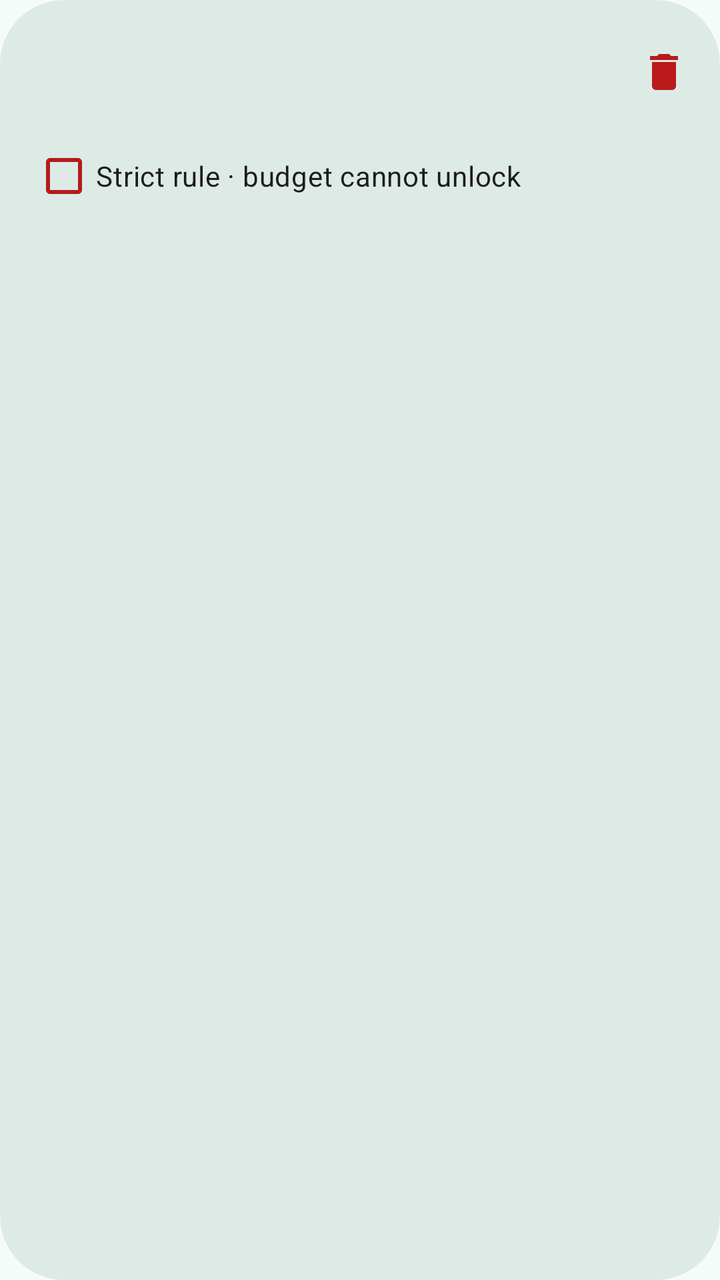
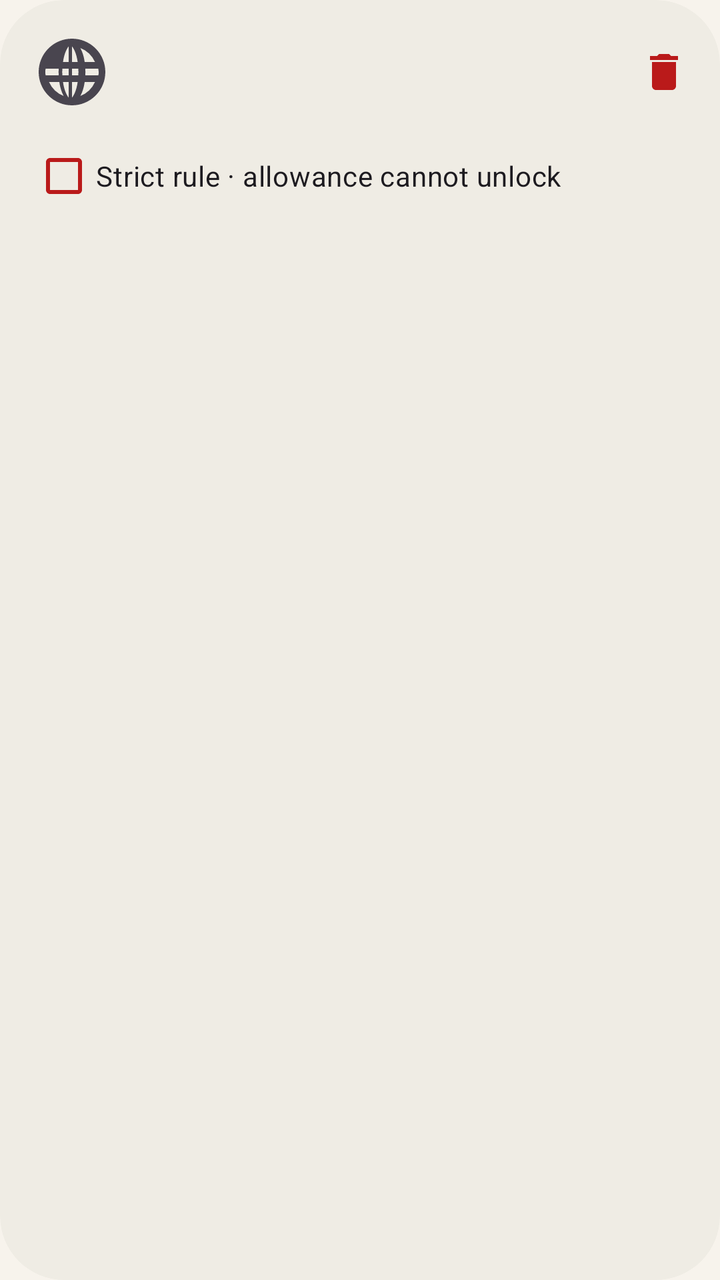

Compare the two renders of this Android layout. The source of the first and the diff that turns it into the second are given below.
<!-- AndroidManifest.xml: application theme Theme.Voward -->
<!-- res/layout/custom_url_rule_item_modern.xml -->
<?xml version="1.0" encoding="utf-8"?>
<com.google.android.material.card.MaterialCardView xmlns:android="http://schemas.android.com/apk/res/android" xmlns:app="http://schemas.android.com/apk/res-auto" style="@style/Widget.ModernHabit.Card" android:layout_width="match_parent" android:layout_height="wrap_content" android:layout_marginBottom="@dimen/spacing_sm" app:cardBackgroundColor="?attr/colorSurfaceVariant">
    <LinearLayout android:layout_width="match_parent" android:layout_height="wrap_content" android:orientation="vertical" android:paddingStart="@dimen/spacing_md" android:paddingEnd="@dimen/spacing_xs" android:paddingTop="@dimen/spacing_sm" android:paddingBottom="@dimen/spacing_sm">
        <LinearLayout android:layout_width="match_parent" android:layout_height="wrap_content" android:minHeight="56dp" android:gravity="center_vertical" android:orientation="horizontal">
            <LinearLayout android:layout_width="0dp" android:layout_height="wrap_content" android:layout_weight="1" android:orientation="vertical">
                <TextView android:id="@+id/url_text" android:layout_width="match_parent" android:layout_height="wrap_content" android:textAppearance="?attr/textAppearanceTitleMedium" />
                <TextView android:id="@+id/url_rule_type" android:layout_width="match_parent" android:layout_height="wrap_content" android:layout_marginTop="@dimen/spacing_xs" android:textAppearance="?attr/textAppearanceBodySmall" android:textColor="?attr/colorOnSurfaceVariant" />
            </LinearLayout>
            <ImageButton android:id="@+id/delete_button" android:layout_width="@dimen/touch_target_min" android:layout_height="@dimen/touch_target_min" android:background="?attr/selectableItemBackgroundBorderless" android:contentDescription="@string/Remove" android:src="@drawable/ic_delete" app:tint="?attr/colorError" />
        </LinearLayout>
        <com.google.android.material.checkbox.MaterialCheckBox android:id="@+id/strict_rule_checkbox" android:layout_width="match_parent" android:layout_height="wrap_content" android:text="@string/strict_rule_row_label" app:buttonTint="?attr/colorError" />
    </LinearLayout>
</com.google.android.material.card.MaterialCardView>
<!-- resources referenced by this layout -->
<resources>
  <dimen name="spacing_md">16dp</dimen>
  <dimen name="spacing_sm">8dp</dimen>
  <dimen name="spacing_xs">4dp</dimen>
  <dimen name="touch_target_min">48dp</dimen>
  <string name="Remove">Remove</string>
  <string name="strict_rule_row_label">Strict rule · budget cannot unlock</string>
  <style name="Widget.ModernHabit.Card" parent="@style/Widget.Voward.Card" />
  <style name="Widget.Voward.Card" parent="Widget.Material3.CardView.Elevated">
          <item name="cardCornerRadius">@dimen/card_corner_radius_large</item>
          <item name="cardElevation">0dp</item>
          <item name="strokeWidth">0dp</item>
      </style>
  <color name="md_primary">#006B5B</color>
  <color name="md_on_primary">#FFFFFF</color>
  <color name="md_primary_container">#A4F2DD</color>
  <color name="md_on_primary_container">#00201A</color>
  <color name="md_secondary">#35656D</color>
  <color name="md_on_secondary">#FFFFFF</color>
  <color name="md_secondary_container">#BCEBF4</color>
  <color name="md_on_secondary_container">#001F24</color>
  <color name="md_tertiary">#8A4F00</color>
  <color name="md_on_tertiary">#FFFFFF</color>
  <color name="md_tertiary_container">#FFDDB8</color>
  <color name="md_on_tertiary_container">#2C1600</color>
  <color name="md_error">#BA1A1A</color>
  <color name="md_on_error">#FFFFFF</color>
  <color name="md_background">#F4FBF8</color>
  <color name="md_on_background">#15201D</color>
  <color name="md_surface">#F4FBF8</color>
  <color name="md_on_surface">#15201D</color>
  <color name="md_surface_variant">#DDEAE5</color>
  <color name="md_on_surface_variant">#3F4945</color>
  <color name="md_outline">#6F7974</color>
  <style name="ShapeAppearance.Voward.Small" parent="ShapeAppearance.Material3.Corner.Medium">
          <item name="cornerSize">14dp</item>
      </style>
  <style name="ShapeAppearance.Voward.Medium" parent="ShapeAppearance.Material3.Corner.Large">
          <item name="cornerSize">22dp</item>
      </style>
  <style name="ShapeAppearance.Voward.Large" parent="ShapeAppearance.Material3.Corner.ExtraLarge">
          <item name="cornerSize">32dp</item>
      </style>
  <dimen name="card_corner_radius_large">32dp</dimen>
  <!-- unchanged entries left out for length: 2 -->
</resources>

<!-- the commit's change to res/layout/custom_url_rule_item_modern.xml (unified diff, before → after) -->
@@ -2,10 +2,12 @@
 <com.google.android.material.card.MaterialCardView xmlns:android="http://schemas.android.com/apk/res/android" xmlns:app="http://schemas.android.com/apk/res-auto" style="@style/Widget.ModernHabit.Card" android:layout_width="match_parent" android:layout_height="wrap_content" android:layout_marginBottom="@dimen/spacing_sm" app:cardBackgroundColor="?attr/colorSurfaceVariant">
     <LinearLayout android:layout_width="match_parent" android:layout_height="wrap_content" android:orientation="vertical" android:paddingStart="@dimen/spacing_md" android:paddingEnd="@dimen/spacing_xs" android:paddingTop="@dimen/spacing_sm" android:paddingBottom="@dimen/spacing_sm">
         <LinearLayout android:layout_width="match_parent" android:layout_height="wrap_content" android:minHeight="56dp" android:gravity="center_vertical" android:orientation="horizontal">
-            <LinearLayout android:layout_width="0dp" android:layout_height="wrap_content" android:layout_weight="1" android:orientation="vertical">
+            <ImageView android:layout_width="40dp" android:layout_height="40dp" android:contentDescription="@null" android:src="@drawable/ic_web" />
+            <LinearLayout android:layout_width="0dp" android:layout_height="wrap_content" android:layout_marginStart="@dimen/spacing_md" android:layout_weight="1" android:orientation="vertical">
                 <TextView android:id="@+id/url_text" android:layout_width="match_parent" android:layout_height="wrap_content" android:textAppearance="?attr/textAppearanceTitleMedium" />
                 <TextView android:id="@+id/url_rule_type" android:layout_width="match_parent" android:layout_height="wrap_content" android:layout_marginTop="@dimen/spacing_xs" android:textAppearance="?attr/textAppearanceBodySmall" android:textColor="?attr/colorOnSurfaceVariant" />
             </LinearLayout>
+            <TextView android:id="@+id/strict_badge" android:layout_width="wrap_content" android:layout_height="wrap_content" android:background="@drawable/bg_status_attention" android:text="@string/strict_badge" android:textAppearance="?attr/textAppearanceLabelSmall" android:textColor="@color/status_warning" android:visibility="gone" />
             <ImageButton android:id="@+id/delete_button" android:layout_width="@dimen/touch_target_min" android:layout_height="@dimen/touch_target_min" android:background="?attr/selectableItemBackgroundBorderless" android:contentDescription="@string/Remove" android:src="@drawable/ic_delete" app:tint="?attr/colorError" />
         </LinearLayout>
         <com.google.android.material.checkbox.MaterialCheckBox android:id="@+id/strict_rule_checkbox" android:layout_width="match_parent" android:layout_height="wrap_content" android:text="@string/strict_rule_row_label" app:buttonTint="?attr/colorError" />
<!-- resource entries referenced after the edit -->
@@ -1,38 +1,54 @@
 <!-- resources referenced by this layout -->
 <resources>
+  <color name="status_warning">#A84434</color>
   <dimen name="spacing_md">16dp</dimen>
   <dimen name="spacing_sm">8dp</dimen>
   <dimen name="spacing_xs">4dp</dimen>
   <dimen name="touch_target_min">48dp</dimen>
+  <!-- drawable bg_status_attention (drawable) -->
+  <?xml version="1.0" encoding="utf-8"?>
+  <shape xmlns:android="http://schemas.android.com/apk/res/android" android:shape="rectangle">
+      <solid android:color="@color/status_warning_container" />
+      <corners android:radius="999dp" />
+      <padding android:left="12dp" android:top="6dp" android:right="12dp" android:bottom="6dp" />
+  </shape>
+  <!-- drawable ic_web (drawable) -->
+  <?xml version="1.0" encoding="utf-8"?>
+  <vector xmlns:android="http://schemas.android.com/apk/res/android"
+      android:width="40dp" android:height="40dp" android:viewportWidth="24" android:viewportHeight="24">
+      <path android:fillColor="?attr/colorControlNormal" android:pathData="M12,2a10,10 0,1 0,0 20,10 10,0 0,0 0,-20zM5.1,9h3.1c0.2,-1.6 0.7,-3.1 1.3,-4.2A8.1,8.1 0,0 0,5.1 9zM4,12c0,-0.3 0,-0.7 0.1,-1h3.9a16.6,16.6 0,0 0,0 2H4.1C4,12.7 4,12.3 4,12zM5.1,15h3.1c0.2,1.6 0.7,3.1 1.3,4.2A8.1,8.1 0,0 1,5.1 15zM11,19.7c-0.8,-1 -1.4,-2.6 -1.7,-4.7H11v4.7zM11,13H9.1a14.3,14.3 0,0 1,0 -2H11v2zM11,9H9.3C9.6,6.9 10.2,5.3 11,4.3V9zM12,19.7V15h1.7c-0.3,2.1 -0.9,3.7 -1.7,4.7zM12,13v-2h1.9a14.3,14.3 0,0 1,0 2H12zM12,9V4.3c0.8,1 1.4,2.6 1.7,4.7H12zM14.5,19.2c0.6,-1.1 1.1,-2.6 1.3,-4.2h3.1a8.1,8.1 0,0 1,-4.4 4.2zM19.9,13H16a16.6,16.6 0,0 0,0 -2h3.9c0,0.3 0.1,0.7 0.1,1s0,0.7 -0.1,1zM15.8,9c-0.2,-1.6 -0.7,-3.1 -1.3,-4.2A8.1,8.1 0,0 1,18.9 9h-3.1z" />
+  </vector>
   <string name="Remove">Remove</string>
-  <string name="strict_rule_row_label">Strict rule · budget cannot unlock</string>
+  <string name="strict_badge">STRICT</string>
+  <string name="strict_rule_row_label">Strict rule · allowance cannot unlock</string>
   <style name="Widget.ModernHabit.Card" parent="@style/Widget.Voward.Card" />
+  <color name="status_warning_container">#FFE2DA</color>
   <style name="Widget.Voward.Card" parent="Widget.Material3.CardView.Elevated">
           <item name="cardCornerRadius">@dimen/card_corner_radius_large</item>
           <item name="cardElevation">0dp</item>
           <item name="strokeWidth">0dp</item>
       </style>
-  <color name="md_primary">#006B5B</color>
+  <color name="md_primary">#174A42</color>
   <color name="md_on_primary">#FFFFFF</color>
-  <color name="md_primary_container">#A4F2DD</color>
-  <color name="md_on_primary_container">#00201A</color>
-  <color name="md_secondary">#35656D</color>
+  <color name="md_primary_container">#DCE8DE</color>
+  <color name="md_on_primary_container">#12342E</color>
+  <color name="md_secondary">#587B72</color>
   <color name="md_on_secondary">#FFFFFF</color>
-  <color name="md_secondary_container">#BCEBF4</color>
-  <color name="md_on_secondary_container">#001F24</color>
-  <color name="md_tertiary">#8A4F00</color>
+  <color name="md_secondary_container">#E5F0F2</color>
+  <color name="md_on_secondary_container">#17383C</color>
+  <color name="md_tertiary">#D95D49</color>
   <color name="md_on_tertiary">#FFFFFF</color>
-  <color name="md_tertiary_container">#FFDDB8</color>
-  <color name="md_on_tertiary_container">#2C1600</color>
+  <color name="md_tertiary_container">#FFE2DA</color>
+  <color name="md_on_tertiary_container">#4C170E</color>
   <color name="md_error">#BA1A1A</color>
   <color name="md_on_error">#FFFFFF</color>
-  <color name="md_background">#F4FBF8</color>
-  <color name="md_on_background">#15201D</color>
-  <color name="md_surface">#F4FBF8</color>
-  <color name="md_on_surface">#15201D</color>
-  <color name="md_surface_variant">#DDEAE5</color>
-  <color name="md_on_surface_variant">#3F4945</color>
-  <color name="md_outline">#6F7974</color>
+  <color name="md_background">#F7F3EC</color>
+  <color name="md_on_background">#152622</color>
+  <color name="md_surface">#FCFAF6</color>
+  <color name="md_on_surface">#152622</color>
+  <color name="md_surface_variant">#EFECE4</color>
+  <color name="md_on_surface_variant">#4E5B56</color>
+  <color name="md_outline">#89938D</color>
   <style name="ShapeAppearance.Voward.Small" parent="ShapeAppearance.Material3.Corner.Medium">
           <item name="cornerSize">14dp</item>
       </style>
